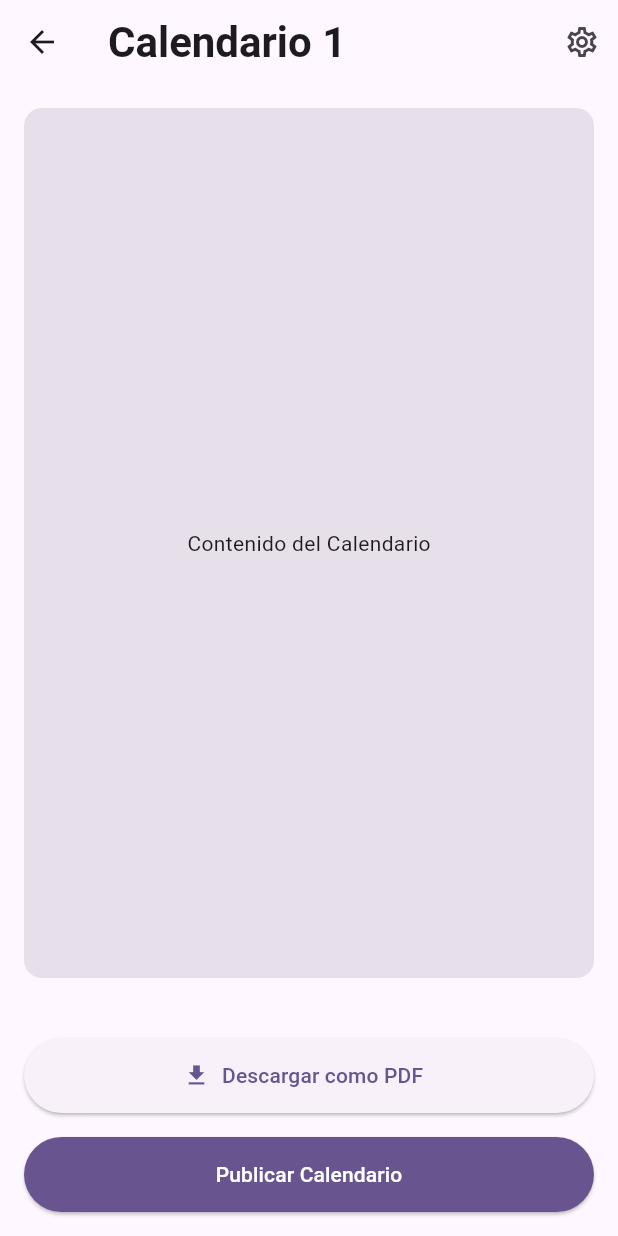
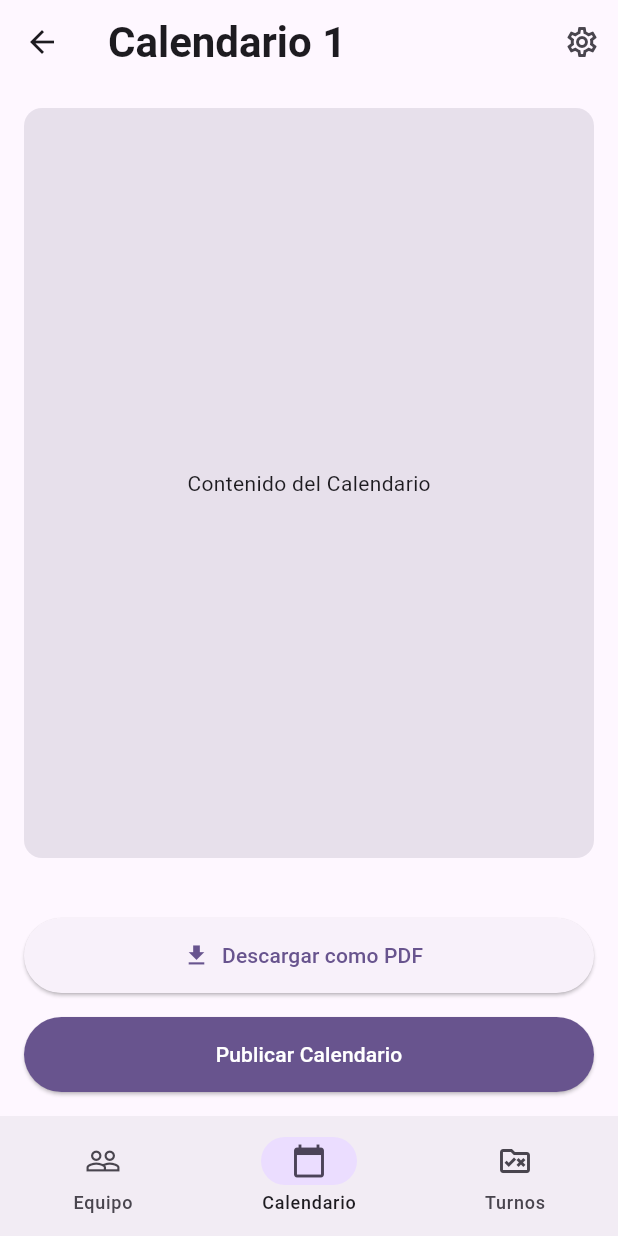
Before and after one commit to fbrzz004/Turneo, a Flutter app: the VerCalendarioScreen screen opened directly, on a phone screen of 412 x 824 dp. Run offline on Flutter 3.47's test engine with Material 3 defaults, Android fonts, the phone set to English and light mode, and no system bars; our stand-ins replace sqflite; accounts and stored records are empty.

```diff
--- a/frontend/lib/gerente/ver_calendario_screen.dart
+++ b/frontend/lib/gerente/ver_calendario_screen.dart
@@ -1,10 +1,28 @@
 import 'package:flutter/material.dart';
 import './../ajustes/ajustes_screen.dart';
+import './gerente_main_screen.dart';
 
-class VerCalendarioScreen extends StatelessWidget {
+class VerCalendarioScreen extends StatefulWidget {
   final bool isPublished;
 
   const VerCalendarioScreen({super.key, this.isPublished = false});
+
+  @override
+  State<VerCalendarioScreen> createState() => _VerCalendarioScreenState();
+}
+
+class _VerCalendarioScreenState extends State<VerCalendarioScreen> {
+  final int _selectedIndex = 1;
+
+  void _onItemTapped(int index){
+    if (index == _selectedIndex) {
+      return;
+    }
+
+    Navigator.pushAndRemoveUntil(context,
+    MaterialPageRoute(builder: (context) => GerenteMainScreen(initialIndex: index),), (Route<dynamic> route) => false,);
+  }
+
 
   @override
   Widget build(BuildContext context) {
@@ -43,7 +61,7 @@ class VerCalendarioScreen extends StatelessWidget {
               ),
             ),
             const SizedBox(height: 24),
-            if (isPublished)
+            if (widget.isPublished)
               Text(
                 'El calendario fue publicado y visible para los trabajadores seleccionados.',
                 textAlign: TextAlign.center,
@@ -58,7 +76,7 @@ class VerCalendarioScreen extends StatelessWidget {
                 minimumSize: const Size(double.infinity, 50),
               ),
             ),
-            if (!isPublished) ...[
+            if (!widget.isPublished) ...[
               const SizedBox(height: 16),
               ElevatedButton(
                 onPressed: () {},
@@ -73,6 +91,28 @@ class VerCalendarioScreen extends StatelessWidget {
           ],
         ),
       ),
+      bottomNavigationBar: NavigationBar(
+        onDestinationSelected: _onItemTapped,
+        indicatorColor: Theme.of(context).colorScheme.primaryContainer,
+        selectedIndex: _selectedIndex, // Mantiene seleccionado el ícono de calendario
+        destinations: const <Widget>[
+          NavigationDestination(
+            selectedIcon: Icon(Icons.people),
+            icon: Icon(Icons.people_outline),
+            label: 'Equipo',
+          ),
+          NavigationDestination(
+            selectedIcon: Icon(Icons.calendar_today),
+            icon: Icon(Icons.calendar_today_outlined),
+            label: 'Calendario',
+          ),
+          NavigationDestination(
+            selectedIcon: Icon(Icons.rule_folder),
+            icon: Icon(Icons.rule_folder_outlined),
+            label: 'Turnos',
+          ),
+        ],
+      ),
     );
   }
 }
```
Also changed, not shown: frontend/lib/gerente/gerente_main_screen.dart (+10 -2 lines).
